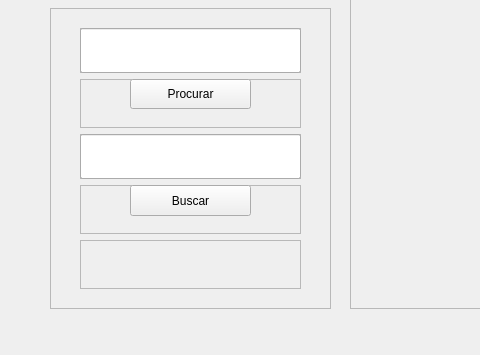
Above: untitled4/janelaSeq.ui from LPfontes/Projeto_estrutura_de-dados before the change; both pictures show x 0 to 480 and y 422 to 777 of the 1147 by 777 pixel window. Below: the same form after it.
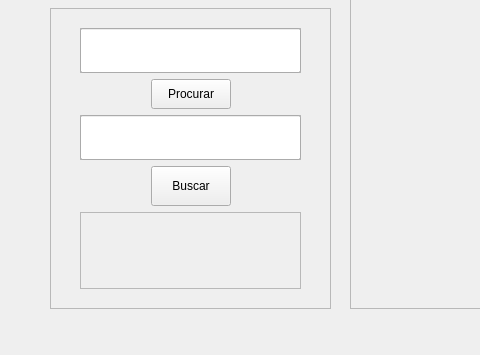
That is the form after the change.

Diff of the .ui file:
```diff
--- a/untitled4/janelaSeq.ui
+++ b/untitled4/janelaSeq.ui
@@ -500,22 +500,22 @@
        </widget>
       </item>
       <item>
-       <widget class="QFrame" name="frame_2">
-        <property name="frameShape">
-         <enum>QFrame::StyledPanel</enum>
-        </property>
-        <property name="frameShadow">
-         <enum>QFrame::Raised</enum>
-        </property>
+       <layout class="QHBoxLayout" name="horizontalLayout_5">
+        <item>
+         <spacer name="horizontalSpacer_9">
+          <property name="orientation">
+           <enum>Qt::Horizontal</enum>
+          </property>
+          <property name="sizeHint" stdset="0">
+           <size>
+            <width>40</width>
+            <height>20</height>
+           </size>
+          </property>
+         </spacer>
+        </item>
+        <item>
         <widget class="QPushButton" name="buttonBuscarValor">
-         <property name="geometry">
-          <rect>
-           <x>50</x>
-           <y>0</y>
-           <width>121</width>
-           <height>30</height>
-          </rect>
-         </property>
          <property name="maximumSize">
           <size>
            <width>150</width>
@@ -526,7 +526,21 @@
           <string>Procurar</string>
          </property>
         </widget>
-       </widget>
+        </item>
+        <item>
+         <spacer name="horizontalSpacer_10">
+          <property name="orientation">
+           <enum>Qt::Horizontal</enum>
+          </property>
+          <property name="sizeHint" stdset="0">
+           <size>
+            <width>40</width>
+            <height>20</height>
+           </size>
+          </property>
+         </spacer>
+        </item>
+       </layout>
       </item>
       <item>
        <widget class="QFrame" name="frameInputPosicaoBusca">
@@ -582,22 +596,22 @@
        </widget>
       </item>
       <item>
-       <widget class="QFrame" name="frameButtonBuscaPos">
-        <property name="frameShape">
-         <enum>QFrame::StyledPanel</enum>
-        </property>
-        <property name="frameShadow">
-         <enum>QFrame::Raised</enum>
-        </property>
+       <layout class="QHBoxLayout" name="horizontalLayout_6">
+        <item>
+         <spacer name="horizontalSpacer_11">
+          <property name="orientation">
+           <enum>Qt::Horizontal</enum>
+          </property>
+          <property name="sizeHint" stdset="0">
+           <size>
+            <width>40</width>
+            <height>20</height>
+           </size>
+          </property>
+         </spacer>
+        </item>
+        <item>
         <widget class="QPushButton" name="buttonBuscarPosicao">
-         <property name="geometry">
-          <rect>
-           <x>50</x>
-           <y>0</y>
-           <width>121</width>
-           <height>31</height>
-          </rect>
-         </property>
          <property name="maximumSize">
           <size>
            <width>200</width>
@@ -608,7 +622,21 @@
           <string>Buscar</string>
          </property>
         </widget>
-       </widget>
+        </item>
+        <item>
+         <spacer name="horizontalSpacer_12">
+          <property name="orientation">
+           <enum>Qt::Horizontal</enum>
+          </property>
+          <property name="sizeHint" stdset="0">
+           <size>
+            <width>40</width>
+            <height>20</height>
+           </size>
+          </property>
+         </spacer>
+        </item>
+       </layout>
       </item>
       <item>
        <layout class="QHBoxLayout" name="horizontalLayout_11">
```
Left out of the diff: 8 changed lines with no effect on the pictures. Lines whose indentation alone changed are shown as unchanged.
